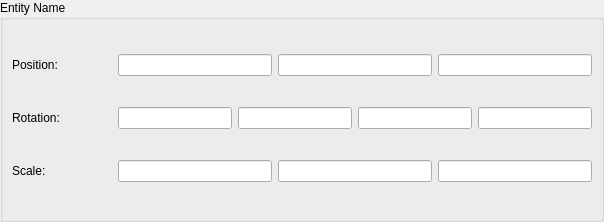
First picture: the form in Editor/Sources/PropertyViews/TransformComponent.ui, repository maxon887/Cross, before the edit.
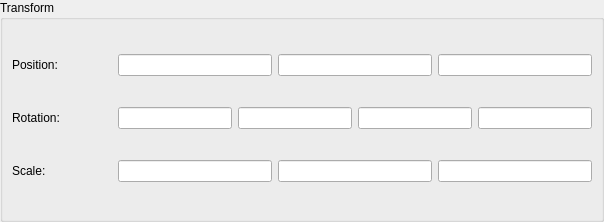
Second picture: the form after the edit. Custom widgets are drawn as their Qt base class.

Commit message: Entity view in no componentView error handling

```diff
--- a/Editor/Sources/PropertyViews/TransformComponent.ui
+++ b/Editor/Sources/PropertyViews/TransformComponent.ui
@@ -38,7 +38,7 @@
       </sizepolicy>
      </property>
      <property name="title">
-      <string>Entity Name</string>
+      <string>Transform</string>
      </property>
      <layout class="QVBoxLayout" name="verticalLayout_5">
       <item>
```
Left out of the diff: 2 changed lines with no effect on the pictures. The commit also changes 16 other files.
